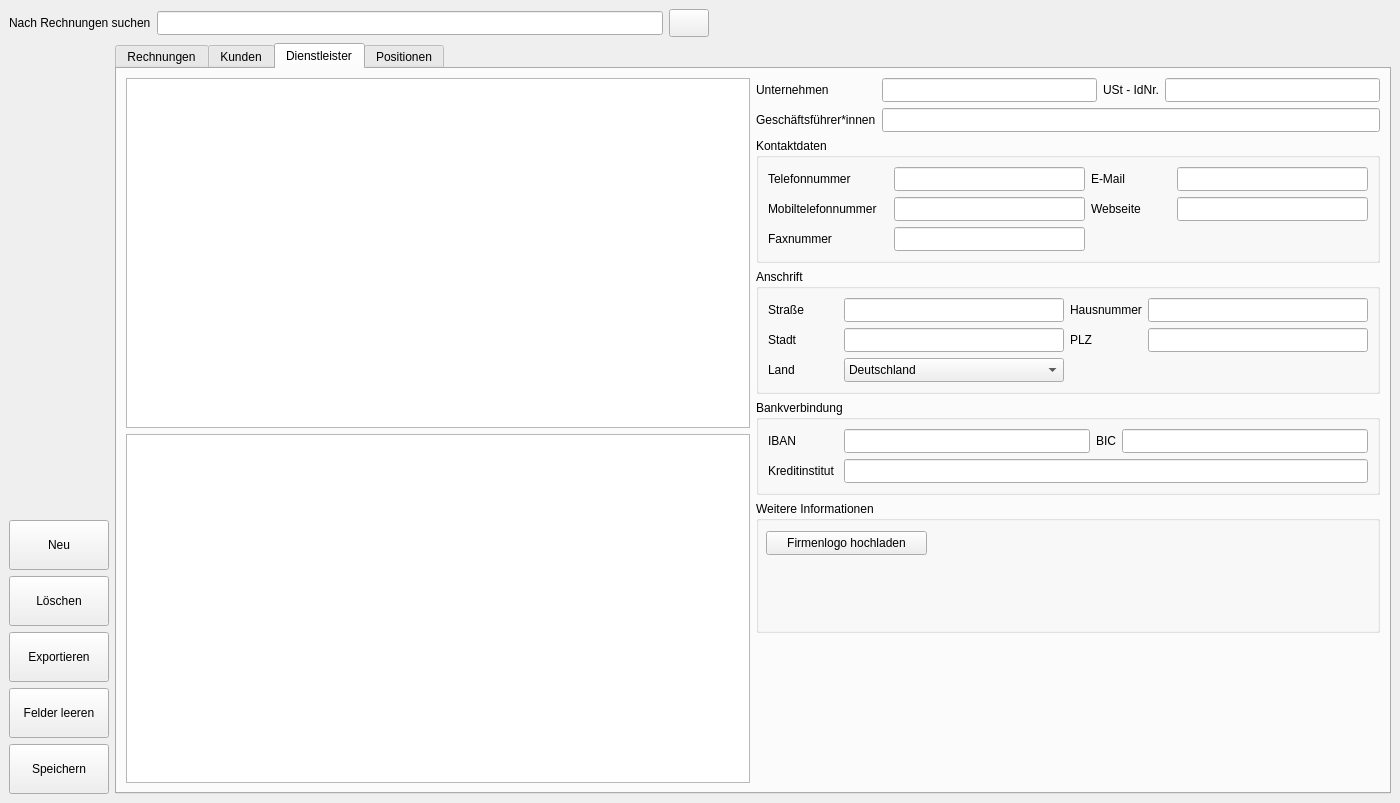
This is Qt/main.ui in SIMKCN/LF11-Projekt as Qt 5 draws it before an edit. The edited form follows.
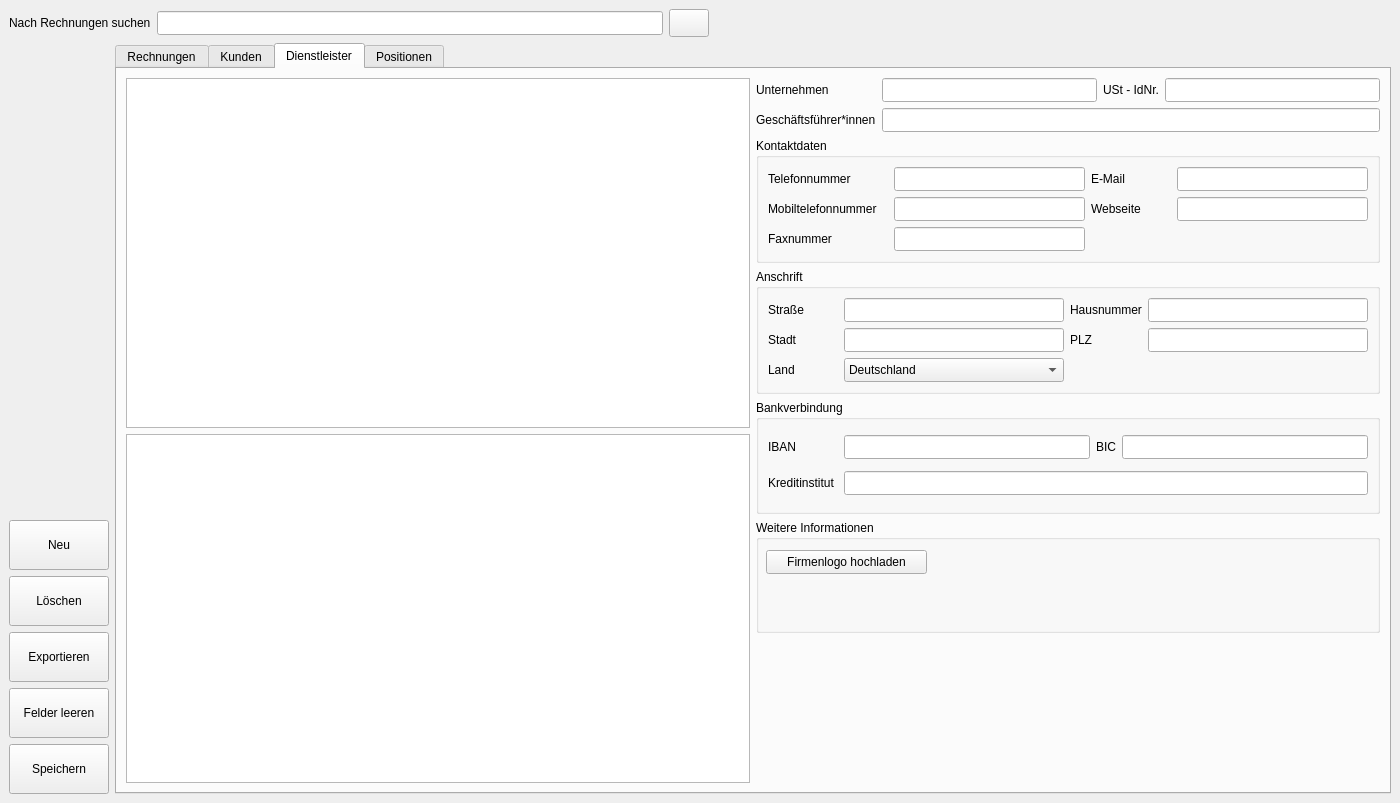
This is the edited form. The open tabs and pages were chosen to show the change. Icons and pictures are not drawn.

Commit message: LOGO Upload +: Logo Upload in DB +: Logo anzeigen

What changed in the file:
```diff
--- a/Qt/main.ui
+++ b/Qt/main.ui
@@ -1210,28 +1210,68 @@
                 </layout>
                </widget>
               </item>
+              <item row="6" column="0" colspan="4">
+               <widget class="QGroupBox" name="groupBox_5">
+                <property name="enabled">
+                 <bool>true</bool>
+                </property>
+                <property name="sizePolicy">
+                 <sizepolicy hsizetype="Preferred" vsizetype="Preferred">
+                  <horstretch>0</horstretch>
+                  <verstretch>0</verstretch>
+                 </sizepolicy>
+                </property>
+                <property name="title">
+                 <string>Weitere Informationen</string>
+                </property>
+                <widget class="QPushButton" name="btn_logo_upload">
+                 <property name="geometry">
+                  <rect>
+                   <x>10</x>
+                   <y>30</y>
+                   <width>161</width>
+                   <height>24</height>
+                  </rect>
+                 </property>
+                 <property name="sizePolicy">
+                  <sizepolicy hsizetype="Minimum" vsizetype="Preferred">
+                   <horstretch>0</horstretch>
+                   <verstretch>0</verstretch>
+                  </sizepolicy>
+                 </property>
+                 <property name="text">
+                  <string>Firmenlogo hochladen</string>
+                 </property>
+                </widget>
+                <widget class="QLabel" name="lbl_dienstleister_logo">
+                 <property name="geometry">
+                  <rect>
+                   <x>180</x>
+                   <y>20</y>
+                   <width>401</width>
+                   <height>150</height>
+                  </rect>
+                 </property>
+                 <property name="sizePolicy">
+                  <sizepolicy hsizetype="Expanding" vsizetype="Expanding">
+                   <horstretch>0</horstretch>
+                   <verstretch>0</verstretch>
+                  </sizepolicy>
+                 </property>
+                 <property name="minimumSize">
+                  <size>
+                   <width>150</width>
+                   <height>150</height>
+                  </size>
+                 </property>
+                 <property name="text">
+                  <string/>
+                 </property>
+                </widget>
+               </widget>
+              </item>
              </layout>
             </item>
-            <item>
-             <widget class="QGroupBox" name="groupBox_5">
-              <property name="title">
-               <string>Weitere Informationen</string>
-              </property>
-              <widget class="QPushButton" name="btn_logo_upload">
-               <property name="geometry">
-                <rect>
-                 <x>10</x>
-                 <y>30</y>
-                 <width>161</width>
-                 <height>24</height>
-                </rect>
-               </property>
-               <property name="text">
-                <string>Firmenlogo hochladen</string>
-               </property>
-              </widget>
-             </widget>
-            </item>
             <item>
              <spacer name="verticalSpacer">
               <property name="orientation">
```
Left out of the diff: 412 changed lines with no effect on the pictures. The commit also changes 2 other files.
